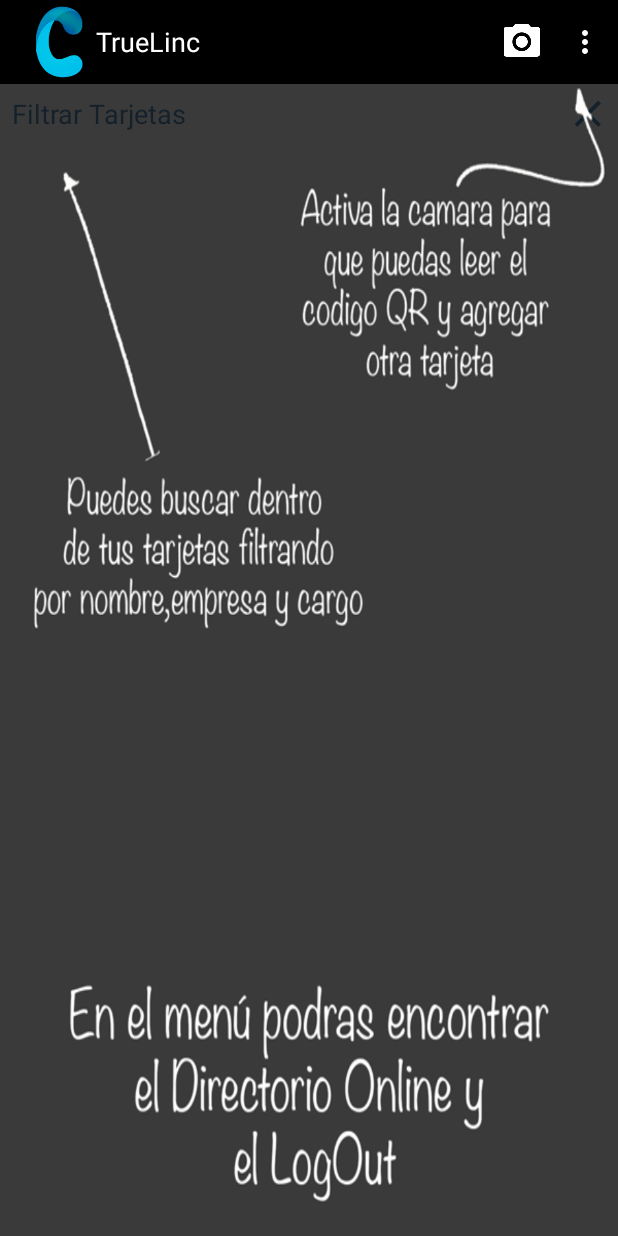
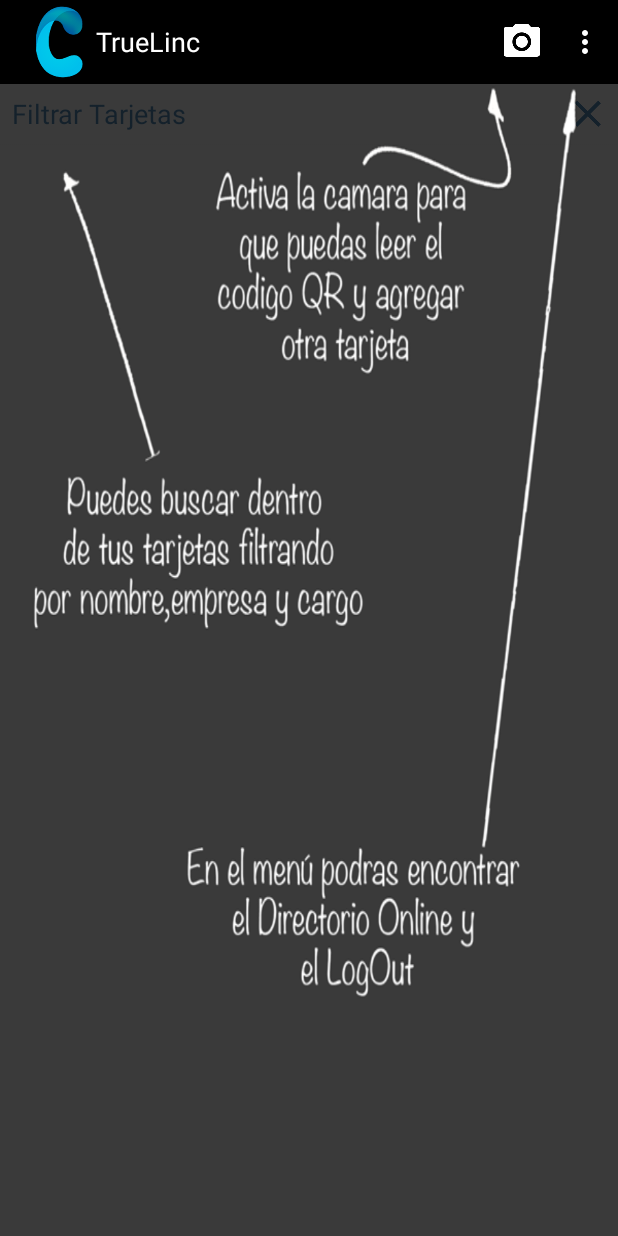
Before and after one commit to bascar2020/truelinc-android, an Android app: the CardsActivity screen opened directly, with no data from a screen before it, on a phone screen of 412 x 824 dp. Run offline under Robolectric (Android 15) with nearby library versions, the light colour scheme and no system bars; 2 statements that could not run were skipped.

Commit message:
V.1 - agregar el tutorial

```diff
--- a/app/src/main/java/co/com/indibyte/truelink/CardsActivity.java
+++ b/app/src/main/java/co/com/indibyte/truelink/CardsActivity.java
@@ -7,6 +7,7 @@ import android.content.DialogInterface;
 import android.content.Intent;
 import android.net.ConnectivityManager;
 import android.os.AsyncTask;
+import android.os.Build;
 import android.os.Bundle;
 import android.support.v7.app.AlertDialog;
 import android.text.Editable;
@@ -15,7 +16,6 @@ import android.util.Log;
 import android.view.Menu;
 import android.view.MenuItem;
 import android.view.View;
-import android.view.Window;
 import android.view.WindowManager;
 import android.view.inputmethod.InputMethodManager;
 import android.widget.AbsListView;
@@ -65,6 +65,9 @@ public class CardsActivity extends Activity {
     @Override
     protected void onCreate(Bundle savedInstanceState) {
         super.onCreate(savedInstanceState);
+
+        misTarjetas = ParseUser.getCurrentUser().getList("tarjetas");
+
         setContentView(R.layout.activity_cards);
         ReplaceFont.replaceDefaultFont(this, "DEFAULT", "Ubun.ttf");
         new RemoteDataTask().execute();
@@ -122,7 +125,14 @@ public class CardsActivity extends Activity {
             }
         });
 
+
+
+        // llamar funcion tutorial para comprobar si debe o no poner la imagen
+        tutorial();
+
+
     }
+
 
     private class RemoteDataTask extends AsyncTask<Void,Void,Void>{
 
@@ -147,12 +157,6 @@ public class CardsActivity extends Activity {
         protected Void doInBackground(Void... params) {
 
 
-            misTarjetas = ParseUser.getCurrentUser().getList("tarjetas");
-            if(misTarjetas!= null){
-                for (String a:misTarjetas ) {
-                    Log.d("TARJETAS",a);
-                }
-            }
 
 
             if (misTarjetas!=null) {
@@ -251,6 +255,7 @@ public class CardsActivity extends Activity {
     protected void onActivityResult(int requestCode, int resultCode, Intent data) {
         if (requestCode==0 && RESULT_OK==resultCode){
 
+
             if (isNetworkAvailable(CardsActivity.this)) {
                 if (data.getStringExtra("SCAN_RESULT").substring(0, 8).equalsIgnoreCase("truelinc")) {
                     String[] scan_results = data.getStringExtra("SCAN_RESULT").split(":");
@@ -281,6 +286,11 @@ public class CardsActivity extends Activity {
 
 
                             if (e == null) {
+
+                                //volver invisible la imagen tutorial
+                                ImageView im = (ImageView) findViewById(R.id.img_tutorial);
+                                im.setVisibility(View.INVISIBLE);
+
 
 
                                 ParseUser user = ParseUser.getCurrentUser();
@@ -323,7 +333,6 @@ public class CardsActivity extends Activity {
 
 
                                 } else
-
                                 {
                                     AlertDialog alertDialog = new AlertDialog.Builder(CardsActivity.this).create();
                                     alertDialog.setTitle(R.string.msg_alert_cardActivityTitle);
@@ -382,10 +391,8 @@ public class CardsActivity extends Activity {
                 alertDialog.show();
             }
 
+        }
 
-
-
-        }
     }
 
     @Override
@@ -401,4 +408,21 @@ public class CardsActivity extends Activity {
         final ConnectivityManager connectivityManager = ((ConnectivityManager) context.getSystemService(Context.CONNECTIVITY_SERVICE));
         return connectivityManager.getActiveNetworkInfo() != null && connectivityManager.getActiveNetworkInfo().isConnected();
     }
+
+    private void tutorial(){
+        misTarjetas = ParseUser.getCurrentUser().getList("tarjetas");
+        // las tarjetas son vacias mostar imagen del tutorial
+        ImageView img_tuto = (ImageView) findViewById(R.id.img_tutorial);
+        if(misTarjetas == null || misTarjetas.isEmpty()){
+            // set background dependiendo la version
+            if(Build.VERSION.SDK_INT >= 17){
+                img_tuto.setBackgroundResource(R.drawable.tutorial2);
+            }else{
+                img_tuto.setBackgroundResource(R.drawable.tutorial1);
+            }
+            img_tuto.setVisibility(View.VISIBLE);
+        }else{
+            img_tuto.setVisibility(View.INVISIBLE);
+        }
+    }
 }
--- a/app/src/main/res/layout/activity_cards.xml
+++ b/app/src/main/res/layout/activity_cards.xml
@@ -100,11 +100,12 @@
         android:layout_width="match_parent"
         android:layout_height="wrap_content">
 
-        <ImageButton
+        <ImageView
             android:layout_width="match_parent"
             android:layout_height="wrap_content"
-            android:id="@+id/ib_tuto"
-            android:background="@drawable/tutorial1" />
+            android:id="@+id/img_tutorial"
+            android:background="@drawable/tutorial1"
+            android:visibility="invisible" />
     </RelativeLayout>
 
 </RelativeLayout>
```
Also changed, not shown: 28 other files.
